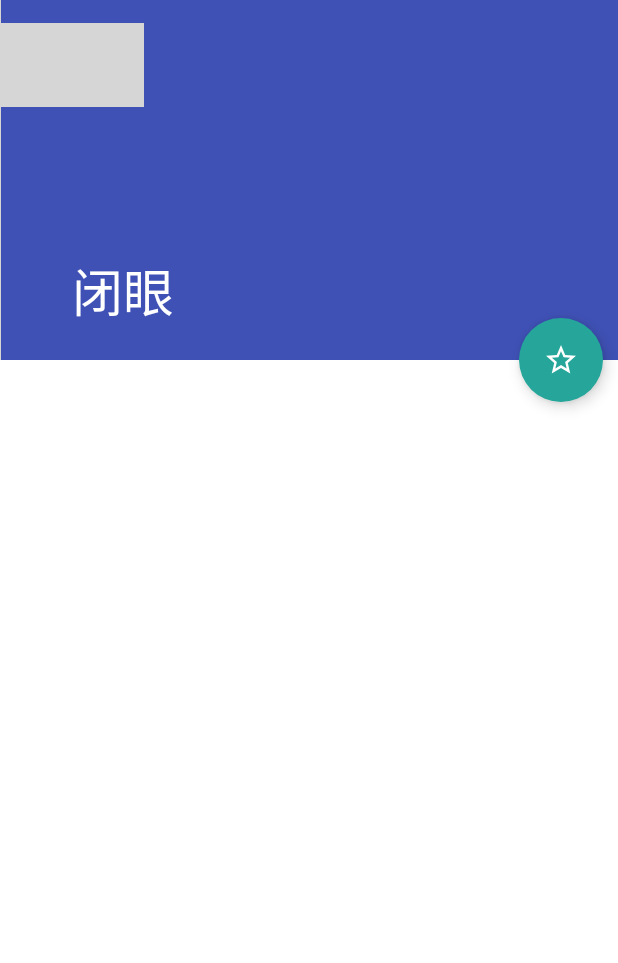
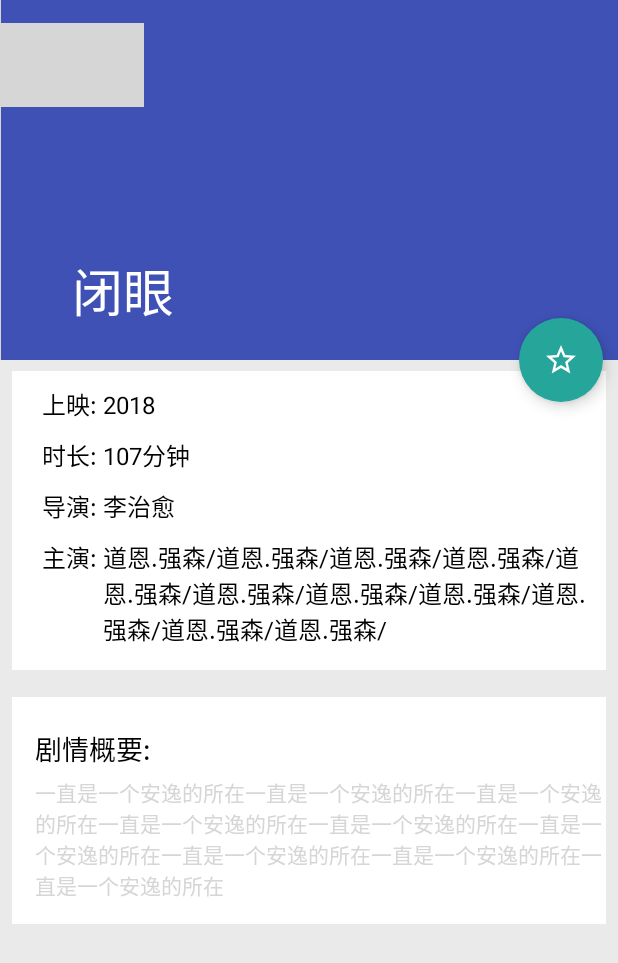
Before and after one commit to ClodWinter/CloseEye, an Android app: the MovieDetailActivity screen opened directly, with no data from a screen before it, on a phone screen of 412 x 824 dp. Shown: the top 963 px of the screen. Run offline under Robolectric (Android 15) with nearby library versions, the light colour scheme and no system bars; our stand-ins replace Picasso; libraries missing offline, so code that uses them is left out: cn.jzvd, com.alibaba.fastjson; pictures from the network do not load; 8 statements that could not run were skipped; grey boxes are pictures that could not be loaded.

Commit message:
电影详情
电影详情

```diff
--- a/app/src/main/java/cn/lizhiyu/closeeye/activity/MovieDetailActivity.java
+++ b/app/src/main/java/cn/lizhiyu/closeeye/activity/MovieDetailActivity.java
@@ -5,6 +5,7 @@ import android.graphics.Color;
 import android.os.Build;
 import android.support.v7.app.AppCompatActivity;
 import android.os.Bundle;
+import android.support.v7.widget.LinearLayoutManager;
 import android.view.View;
 import android.view.Window;
 import android.view.WindowManager;
@@ -13,13 +14,20 @@ import android.widget.Toolbar;
 
 import com.squareup.picasso.Picasso;
 
+import java.util.ArrayList;
+
 import cn.jzvd.JZVideoPlayerStandard;
+import cn.lizhiyu.closeeye.CustomView.ZYHFRecyclerView;
 import cn.lizhiyu.closeeye.R;
+import cn.lizhiyu.closeeye.adapter.MovieDetailAdapter;
+import cn.lizhiyu.closeeye.model.MovieDetailItemModel;
 import cn.lizhiyu.closeeye.model.MovieItemModel;
 
 public class MovieDetailActivity extends AppCompatActivity {
 
-    public MovieItemModel movieItemModel;
+    private MovieItemModel movieItemModel;
+
+    private ArrayList arrayListItem;
 
     @Override
     protected void onCreate(Bundle savedInstanceState)
@@ -73,5 +81,32 @@ public class MovieDetailActivity extends AppCompatActivity {
         ImageView imageView = (ImageView) findViewById(R.id.moviedetail_cover);
 
         Picasso.with(this).load(url).into(imageView);
+
+        ZYHFRecyclerView zyhfRecyclerView = (ZYHFRecyclerView) findViewById(R.id.moviedetail_recycler);
+
+        arrayListItem = new ArrayList();
+
+        arrayListItem.add(createModel(1));
+
+        arrayListItem.add(createModel(2));
+
+        MovieDetailAdapter movieDetailAdapter = new MovieDetailAdapter(arrayListItem);
+
+        LinearLayoutManager rLayoutManager = new LinearLayoutManager(this,LinearLayoutManager.VERTICAL,false);
+
+        zyhfRecyclerView.setLayoutManager(rLayoutManager);
+
+        zyhfRecyclerView.setAdapter(movieDetailAdapter);
+    }
+
+    public MovieDetailItemModel createModel(int type)
+    {
+        MovieDetailItemModel model = new MovieDetailItemModel();
+
+        model.type = type;
+
+        model.movieItemModel = movieItemModel;
+
+        return model;
     }
 }
--- /dev/null
+++ b/app/src/main/java/cn/lizhiyu/closeeye/adapter/MovieDetailAdapter.java
@@ -0,0 +1,147 @@
+package cn.lizhiyu.closeeye.adapter;
+
+import android.support.v7.widget.RecyclerView;
+import android.view.LayoutInflater;
+import android.view.View;
+import android.view.ViewGroup;
+import android.widget.TextView;
+
+import com.alibaba.fastjson.JSONObject;
+
+import java.util.ArrayList;
+
+import cn.lizhiyu.closeeye.R;
+import cn.lizhiyu.closeeye.model.MovieDetailItemModel;
+
+public class MovieDetailAdapter extends RecyclerView.Adapter
+{
+    private ArrayList datas;
+
+    public MovieDetailAdapter(ArrayList arrayList)
+    {
+        datas = arrayList;
+    }
+
+    @Override
+    public RecyclerView.ViewHolder onCreateViewHolder(ViewGroup parent, int viewType)
+    {
+        if (viewType == 1)
+        {
+            View view = LayoutInflater.from(parent.getContext()).inflate(R.layout.mdi_director_layout,null);
+
+            return new DirectorHolder(view);
+        }
+        else if(viewType == 2)
+        {
+            View view = LayoutInflater.from(parent.getContext()).inflate(R.layout.mdi_desc_layout,null);
+
+            return new DescHolder(view);
+        }
+
+        return null;
+    }
+
+    @Override
+    public void onBindViewHolder(RecyclerView.ViewHolder holder, int position)
+    {
+        int type = getItemViewType(position);
+
+        MovieDetailItemModel model = (MovieDetailItemModel) datas.get(position);
+
+        if (type == 1)
+        {
+            DirectorHolder holderDire = (DirectorHolder) holder;
+
+            holderDire.textViewDate.setText(model.movieItemModel.pressDate);
+
+            if (model.movieItemModel.writers.size()>0)
+            {
+                JSONObject jsonObjectName = (JSONObject) model.movieItemModel.writers.get(0);
+
+                String name = jsonObjectName.getString("name");
+
+                holderDire.textViewName.setText(name);
+            }
+
+            if (model.movieItemModel.actors.size()>0)
+            {
+                String roles = "";
+
+                for (int i = 0; i < model.movieItemModel.actors.size() ; i++)
+                {
+                    JSONObject jsonObject = (JSONObject) model.movieItemModel.actors.get(i);
+
+                    String name = jsonObject.getString("name");
+
+                    roles = roles + name + "/";
+                }
+
+                holderDire.textViewRoles.setText(roles);
+            }
+
+            holderDire.textViewTime.setText(model.movieItemModel.durationMin + " 分钟");
+
+        }
+        else if (type == 2)
+        {
+            DescHolder holderDesc = (DescHolder) holder;
+
+            holderDesc.textViewDesc.setText(model.movieItemModel.description);
+        }
+    }
+
+    @Override
+    public int getItemViewType(int position)
+    {
+        MovieDetailItemModel model = (MovieDetailItemModel) datas.get(position);
+
+        return model.type;
+    }
+
+    @Override
+    public int getItemCount()
+    {
+        return datas.size();
+    }
+
+    public class DirectorHolder extends RecyclerView.ViewHolder
+    {
+        public TextView textViewDate;
+
+        public TextView textViewTime;
+
+        public TextView textViewName;
+
+        public TextView textViewRoles;
+
+        public DirectorHolder(View itemView)
+        {
+            super(itemView);
+
+            textViewDate = itemView.findViewById(R.id.mdi_director_date);
+
+            textViewTime = itemView.findViewById(R.id.mdi_director_time);
+
+            textViewName = itemView.findViewById(R.id.mdi_director_name);
+
+            textViewRoles = itemView.findViewById(R.id.mdi_director_roles);
+        }
+    }
+
+    public class DescHolder extends RecyclerView.ViewHolder
+    {
+        public TextView textViewTitle;
+
+        public TextView textViewDesc;
+
+        public DescHolder(View itemView)
+        {
+            super(itemView);
+
+            textViewTitle = itemView.findViewById(R.id.mdi_desc_title);
+
+            textViewDesc = itemView.findViewById(R.id.mdi_desc_content);
+        }
+    }
+
+}
--- a/app/src/main/java/cn/lizhiyu/closeeye/adapter/ZYHFRecyclerAdapter.java
+++ b/app/src/main/java/cn/lizhiyu/closeeye/adapter/ZYHFRecyclerAdapter.java
@@ -68,12 +68,12 @@ public class ZYHFRecyclerAdapter extends RecyclerView.Adapter
     @Override
     public RecyclerView.ViewHolder onCreateViewHolder(ViewGroup parent, int viewType)
     {
-        if(viewType==SHOW_HEADER)
+        if(viewType==SHOW_HEADER && mHeaderViewInfos.size()>0)
         {
             return new ItemViewHolder(mHeaderViewInfos.get(0));
         }
 
-        if(viewType==SHOW_FOOTER){
+        if(viewType==SHOW_FOOTER && mFooterViewInfos.size()>0){
             return new ItemViewHolder(mFooterViewInfos.get(0));
         }
 
--- a/app/src/main/res/layout/activity_movie_detail.xml
+++ b/app/src/main/res/layout/activity_movie_detail.xml
@@ -51,7 +51,7 @@
     <android.support.v4.widget.NestedScrollView
         android:layout_width="match_parent"
         android:layout_height="match_parent"
-        android:background="@color/white"
+        android:background="#eaeaea"
         app:layout_behavior="@string/appbar_scrolling_view_behavior"
         >
 
--- a/app/src/main/res/layout/mdi_desc_layout.xml
+++ b/app/src/main/res/layout/mdi_desc_layout.xml
@@ -1,7 +1,7 @@
 <?xml version="1.0" encoding="utf-8"?>
 <FrameLayout xmlns:android="http://schemas.android.com/apk/res/android"
     android:layout_width="match_parent"
-    android:layout_height="180dp">
+    android:layout_height="wrap_content">
 
     <ImageView
         android:layout_width="match_parent"
@@ -10,7 +10,7 @@
         android:layout_marginLeft="8dp"
         android:layout_marginRight="8dp"
         android:layout_marginBottom="15dp"
-        android:layout_marginTop="15dp"
+        android:layout_marginTop="10dp"
         android:layout_centerInParent="true"
         android:id="@+id/mdi_bg"
         />
@@ -34,6 +34,7 @@
             android:text="剧情概要:"
             android:textColor="#010101"
             android:textSize="18sp"
+            android:id="@+id/mdi_desc_title"
             />
 
         <TextView
@@ -41,8 +42,10 @@
             android:layout_height="wrap_content"
             android:layout_marginLeft="15dp"
             android:layout_marginTop="5dp"
+            android:layout_marginBottom="15dp"
             android:text="一直是一个安逸的所在一直是一个安逸的所在一直是一个安逸的所在一直是一个安逸的所在一直是一个安逸的所在一直是一个安逸的所在一直是一个安逸的所在一直是一个安逸的所在一直是一个安逸的所在"
             android:textColor="@color/smssdk_tv_light_gray"
+            android:id="@+id/mdi_desc_content"
             android:textSize="14sp"
             />
 
--- a/app/src/main/res/layout/mdi_director_layout.xml
+++ b/app/src/main/res/layout/mdi_director_layout.xml
@@ -1,15 +1,14 @@
 <?xml version="1.0" encoding="utf-8"?>
 <RelativeLayout xmlns:android="http://schemas.android.com/apk/res/android"
     android:layout_width="match_parent"
-    android:layout_height="200dp">
+    android:layout_height="wrap_content">
 
     <ImageView
         android:layout_width="match_parent"
-        android:layout_height="match_parent"
+        android:layout_height="wrap_content"
         android:background="@color/white"
         android:layout_marginLeft="8dp"
         android:layout_marginRight="8dp"
-        android:layout_marginBottom="15dp"
         android:layout_marginTop="15dp"
         android:layout_centerInParent="true"
         android:id="@+id/mdi_bg"
@@ -17,11 +16,10 @@
 
     <LinearLayout
         android:layout_width="match_parent"
-        android:layout_height="match_parent"
+        android:layout_height="wrap_content"
         android:background="@color/white"
         android:layout_marginLeft="8dp"
         android:layout_marginRight="8dp"
-        android:layout_marginBottom="15dp"
         android:layout_marginTop="15dp"
         android:layout_centerInParent="true"
         android:orientation="vertical"
@@ -48,6 +46,7 @@
                 android:layout_height="wrap_content"
                 android:text="2018"
                 android:textSize="16sp"
+                android:id="@+id/mdi_director_date"
                 android:textColor="#010101"
                 />
 
@@ -73,6 +72,7 @@
                 android:layout_width="wrap_content"
                 android:layout_height="wrap_content"
                 android:text="107分钟"
+                android:id="@+id/mdi_director_time"
                 android:textSize="16sp"
                 android:textColor="#010101"
                 />
@@ -100,6 +100,7 @@
                 android:layout_height="wrap_content"
                 android:text="李治愈"
                 android:textSize="16sp"
+                android:id="@+id/mdi_director_name"
                 android:textColor="#010101"
                 />
 
@@ -124,8 +125,10 @@
             <TextView
                 android:layout_width="wrap_content"
                 android:layout_height="wrap_content"
+                android:layout_marginBottom="15dp"
                 android:text="道恩.强森/道恩.强森/道恩.强森/道恩.强森/道恩.强森/道恩.强森/道恩.强森/道恩.强森/道恩.强森/道恩.强森/道恩.强森/"
                 android:textSize="16sp"
+                android:id="@+id/mdi_director_roles"
                 android:textColor="#010101"
                 />
 
```
Also changed, not shown: app/src/main/java/cn/lizhiyu/closeeye/model/MovieDetailItemModel.java (+17 -0 lines), app/src/main/res/layout/mdi_head.xml (added, +141 -0 lines).
